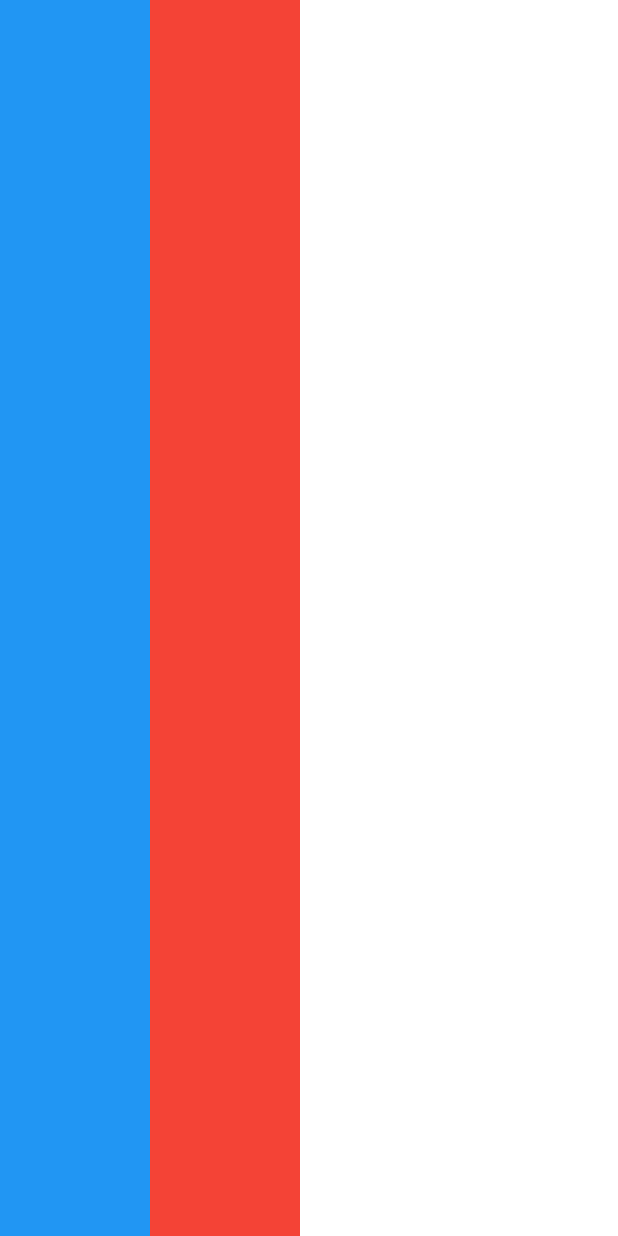
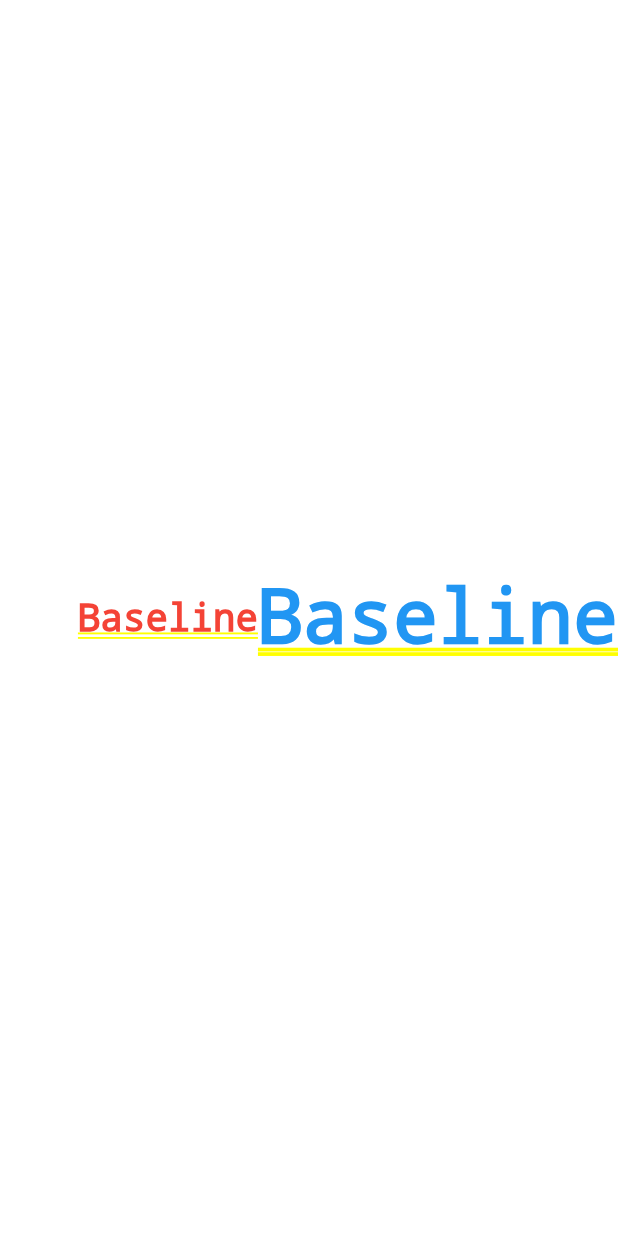
Before and after one commit to nord2sudjp/flutter_layout_tutorial, a Flutter app: the screen it shows after launch, on a phone screen of 412 x 824 dp. Run offline on Flutter 3.47's test engine with Material 2 defaults, Android fonts, the phone set to English and light mode, and no system bars.

Commit message:
crossAxisAlignment

```diff
--- a/lib/main.dart
+++ b/lib/main.dart
@@ -14,12 +14,23 @@ class MyApp extends StatelessWidget {
       title: 'Flutter Material Design',
       home: Container(
         child: Row(
-          crossAxisAlignment: CrossAxisAlignment.stretch,
+          crossAxisAlignment: CrossAxisAlignment.center,
+          //textDirection: TextDirection.ltr,
+          textDirection: TextDirection.rtl,
+
+          // crossAxisAlignment: CrossAxisAlignment.baseline,
+          //textBaseline: TextBaseline.alphabetic,
+          //crossAxisAlignment: CrossAxisAlignment.start,
           children: <Widget>[
-            Container( color: Colors.blue, width: 100, height:100 ),
-            Container( color: Colors.red, width: 100, height:100 ),
+            Text(
+              'Baseline',
+              style: TextStyle(color:Colors.blue,fontSize: 50),
+            ),
+            Text(
+                'Baseline',
+                style: TextStyle(color:Colors.red,fontSize: 25)
+            ),
           ],
-
         ),
       ),
     );
```
